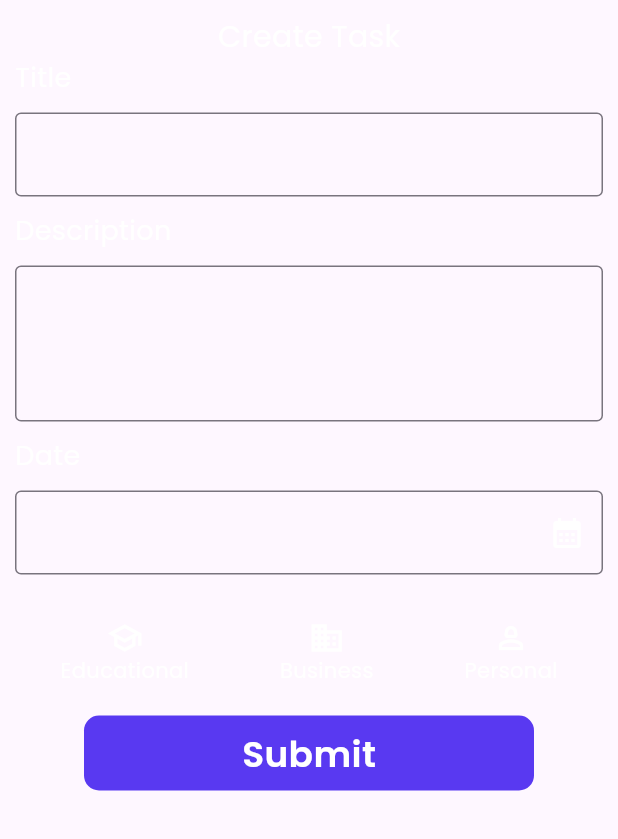
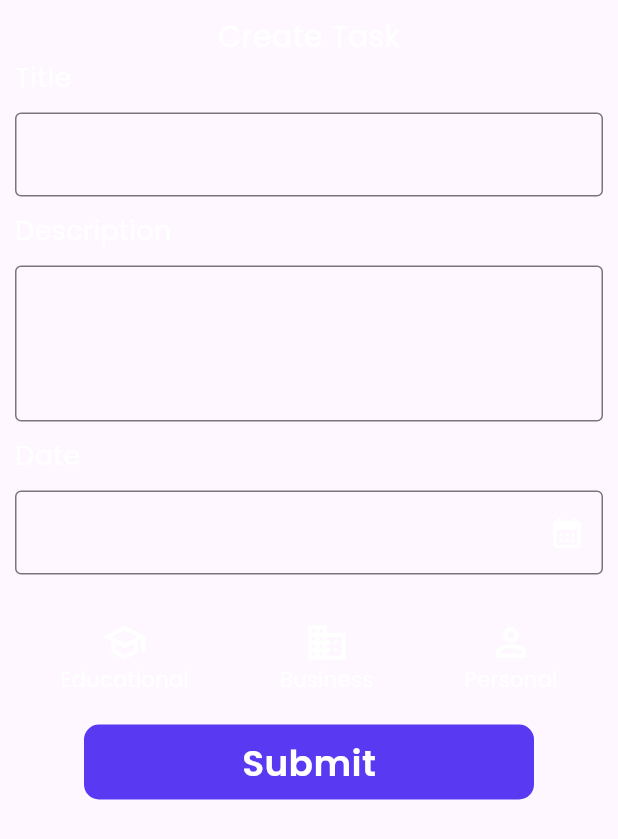
Before and after one commit to AbhishekASLK/todo_app_intermediate, a Flutter app: the BottomSheetHotReload widget shown alone on an empty page, opened directly, on a phone screen of 412 x 824 dp. Shown: the top 839 px of the screen. Run offline on Flutter 3.47's test engine with Material 3 defaults, Android fonts, the phone set to English and light mode, and no system bars; our stand-ins replace flutter_slidable, google_fonts, sqflite; accounts and stored records are empty.

Commit message:
radio-button integration

```diff
--- a/lib/model/todomodel.dart
+++ b/lib/model/todomodel.dart
@@ -5,11 +5,13 @@ class ToDoModelClass {
   String title;
   String description;
   String date;
+  int? completed = 0;
   ToDoModelClass({
     this.id,
     required this.title,
     required this.description,
     required this.date,
+    required this.completed,
   });
 
   Map<String, dynamic> taskMap() {
@@ -18,11 +20,12 @@ class ToDoModelClass {
       'title': title,
       'description': description,
       'date': date,
+      'completed': completed,
     };
   }
 
   @override
   String toString() {
-    return 'id:$id,title:$title,description:$description,data:$date';
+    return 'id:$id,title:$title,description:$description,data:$date,completed:$completed';
   }
 }
--- a/lib/todo_app.dart
+++ b/lib/todo_app.dart
@@ -6,8 +6,6 @@ import 'package:intl/intl.dart';
 import 'package:todo_app_intermediate/main.dart';
 import 'package:todo_app_intermediate/model/todomodel.dart';
 
-// ====================== FLAGS ==================================
-bool isCompleted = false;
 // ====================== CONTROLLERS =============================
 TextEditingController titleController = TextEditingController();
 TextEditingController descriptionController = TextEditingController();
@@ -40,7 +38,6 @@ class _ToDoAppState extends State<ToDoApp> {
   @override
   Widget build(BuildContext context) {
     return Scaffold(
-      // backgroundColor: const Color.fromRGBO(111, 81, 255, 1),
       backgroundColor: const Color.fromRGBO(245, 71, 113, 1),
       body: Column(
         crossAxisAlignment: CrossAxisAlignment.start,
@@ -426,16 +423,9 @@ class _ToDoAppState extends State<ToDoApp> {
                     ),
                     GestureDetector(
                       onTap: () {
-                        setState(() {
-                          isCompleted = !isCompleted;
-                        });
+                        setState(() {});
                       },
-                      child: (isCompleted)
-                          ? const Icon(
-                              Icons.check_circle,
-                              color: Colors.yellow,
-                            )
-                          : const Icon(
+                      child: const Icon(
                         Icons.radio_button_unchecked,
                         color: Colors.white,
                       ),
@@ -453,35 +443,7 @@ class _ToDoAppState extends State<ToDoApp> {
     );
   }
 
-  // ====================== SUBMIT METHOD ===============================
-  void submit(bool isEdit, [ToDoModelClass? todoObj]) async {
-    if (titleController.text.trim().isNotEmpty &&
-        descriptionController.text.trim().isNotEmpty &&
-        dateController.text.trim().isNotEmpty) {
-      if (!isEdit) {
-        ToDoModelClass obj = ToDoModelClass(
-          title: titleController.text,
-          description: descriptionController.text,
-          date: dateController.text,
-        );
-        await insertTask(obj);
-        tasks = await getTasks();
-        setState(() {});
-      } else {
-        ToDoModelClass obj = ToDoModelClass(
-          id: todoObj!.id,
-          title: titleController.text,
-          description: descriptionController.text,
-          date: dateController.text,
-        );
-        await updateTask(obj);
-        tasks = await getTasks();
-        setState(() {});
-      }
-    }
-  }
-
-  // ====================== SUBMIT METHOD ===============================
+  // ====================== EDIT METHOD ===============================
   void editTask(int index, ToDoModelClass? todoObj) {
     setState(() {});
     titleController.text = todoObj!.title;
@@ -520,15 +482,16 @@ class _ToDoAppState extends State<ToDoApp> {
 }
 
 class BottomSheetHotReload extends StatefulWidget {
-  bool? isEdit;
-  ToDoModelClass? todoObject;
-  BottomSheetHotReload({super.key, this.isEdit, this.todoObject});
+  final bool? isEdit;
+  final ToDoModelClass? todoObject;
+  const BottomSheetHotReload({super.key, this.isEdit, this.todoObject});
 
   @override
   State<BottomSheetHotReload> createState() => _BottomSheetHotReloadState();
 }
 
 class _BottomSheetHotReloadState extends State<BottomSheetHotReload> {
+  String selectedCategory = '';
   @override
   Widget build(BuildContext context) {
     return ClipRRect(
@@ -665,11 +628,20 @@ class _BottomSheetHotReloadState extends State<BottomSheetHotReload> {
                   Row(
                     mainAxisAlignment: MainAxisAlignment.spaceAround,
                     children: [
-                      Column(
+                      GestureDetector(
+                        onTap: () {
+                          setState(() {
+                            selectedCategory = 'Educational';
+                          });
+                        },
+                        child: Column(
                           children: [
-                          const Icon(
+                            Icon(
                               Icons.school_outlined,
-                            color: Colors.white,
+                              size: 30,
+                              color: (selectedCategory != 'Educational')
+                                  ? Colors.white
+                                  : Colors.yellow,
                             ),
                             Text(
                               'Educational',
@@ -679,11 +651,21 @@ class _BottomSheetHotReloadState extends State<BottomSheetHotReload> {
                             ),
                           ],
                         ),
-                      Column(
+                      ),
+                      GestureDetector(
+                        onTap: () {
+                          setState(() {
+                            selectedCategory = 'Business';
+                          });
+                        },
+                        child: Column(
                           children: [
-                          const Icon(
+                            Icon(
+                              size: 30,
                               Icons.business_outlined,
-                            color: Colors.white,
+                              color: (selectedCategory != 'Business')
+                                  ? Colors.white
+                                  : Colors.yellow,
                             ),
                             Text(
                               'Business',
@@ -693,11 +675,21 @@ class _BottomSheetHotReloadState extends State<BottomSheetHotReload> {
                             ),
                           ],
                         ),
-                      Column(
+                      ),
+                      GestureDetector(
+                        onTap: () {
+                          setState(() {
+                            selectedCategory = 'Personal';
+                          });
+                        },
+                        child: Column(
                           children: [
-                          const Icon(
-                            Icons.person_2_outlined,
-                            color: Colors.white,
+                            Icon(
+                              size: 30,
+                              Icons.person_outline,
+                              color: (selectedCategory != 'Personal')
+                                  ? Colors.white
+                                  : Colors.yellow,
                             ),
                             Text(
                               'Personal',
@@ -706,6 +698,7 @@ class _BottomSheetHotReloadState extends State<BottomSheetHotReload> {
                               ),
                             ),
                           ],
+                        ),
                       ),
                     ],
                   ),
@@ -717,16 +710,13 @@ class _BottomSheetHotReloadState extends State<BottomSheetHotReload> {
                     children: [
                       GestureDetector(
                         onTap: () {
-                          setState(
-                            () {
                           widget.isEdit!
                               ? submit(
                                   true,
-                                      todoObject,
+                                  widget.todoObject,
                                 )
                               : submit(false);
-                            },
-                          );
+                          setState(() {});
                           Navigator.pop(context);
                         },
                         child: Container(
@@ -760,4 +750,36 @@ class _BottomSheetHotReloadState extends State<BottomSheetHotReload> {
       ),
     );
   }
+
+  Future insertAndFetch(ToDoModelClass obj) async {
+    await insertTask(obj);
+    tasks = await getTasks();
   }
+
+  // ====================== SUBMIT METHOD ===============================
+  void submit(bool isEdit, [ToDoModelClass? todoObj]) async {
+    if (titleController.text.trim().isNotEmpty &&
+        descriptionController.text.trim().isNotEmpty &&
+        dateController.text.trim().isNotEmpty) {
+      if (!isEdit) {
+        ToDoModelClass obj = ToDoModelClass(
+          title: titleController.text,
+          description: descriptionController.text,
+          date: dateController.text,
+          completed: 0,
+        );
+        await insertAndFetch(obj);
+      } else {
+        ToDoModelClass obj = ToDoModelClass(
+          id: todoObj!.id,
+          title: titleController.text,
+          description: descriptionController.text,
+          date: dateController.text,
+          completed: 0,
+        );
+        await insertAndFetch(obj);
+      }
+      setState(() {});
+    }
+  }
+}
```
Also changed, not shown: lib/main.dart (+14 -8 lines). Lines whose indentation alone changed are shown as unchanged.
